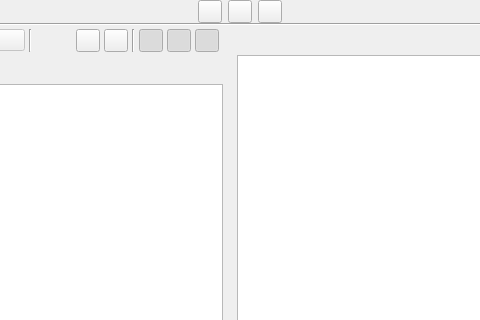
Above: ui/scenes_view.ui from zkovari/plotlyst before the change; both pictures show x 158 to 638 and y 0 to 320 of the 796 by 664 pixel window. Below: the same form after it.
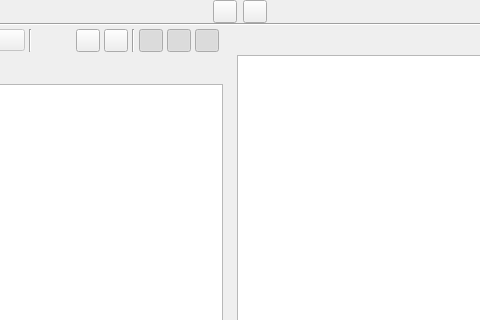
That is the form after the change. Custom widgets are drawn as their Qt base class.

Commit message: Remove synopsis view

```diff
--- a/ui/scenes_view.ui
+++ b/ui/scenes_view.ui
@@ -98,22 +98,6 @@
             </attribute>
            </widget>
           </item>
-          <item>
-           <widget class="QToolButton" name="btnSynopsisView">
-            <property name="cursor">
-             <cursorShape>PointingHandCursor</cursorShape>
-            </property>
-            <property name="text">
-             <string/>
-            </property>
-            <property name="checkable">
-             <bool>true</bool>
-            </property>
-            <attribute name="buttonGroup">
-             <string notr="true">btnGroupViews</string>
-            </attribute>
-           </widget>
-          </item>
           <item>
            <widget class="QToolButton" name="btnActionsView">
             <property name="cursor">
```
The commit also changes 2 other files.
